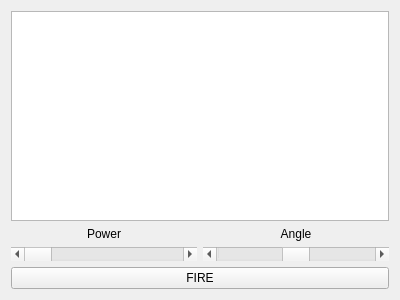
This is 3rd_semester/hw03_tanks/01_Tanks/tanksWindow.ui in Axroy/SPbSU_study as Qt 5 draws it before an edit. The edited form follows.
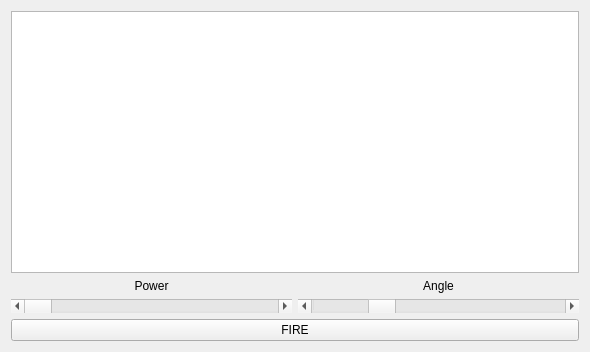
This is the edited form.

Diff of the .ui file:
```diff
--- a/3rd_semester/hw03_tanks/01_Tanks/tanksWindow.ui
+++ b/3rd_semester/hw03_tanks/01_Tanks/tanksWindow.ui
@@ -6,8 +6,8 @@
    <rect>
     <x>0</x>
     <y>0</y>
-    <width>400</width>
-    <height>300</height>
+    <width>590</width>
+    <height>352</height>
    </rect>
   </property>
   <property name="windowTitle">
@@ -59,10 +59,10 @@
         <item>
          <widget class="QScrollBar" name="angleScrollBar">
           <property name="minimum">
-           <number>-180</number>
+           <number>-90</number>
           </property>
           <property name="maximum">
-           <number>180</number>
+           <number>270</number>
           </property>
           <property name="orientation">
            <enum>Qt::Horizontal</enum>
```
